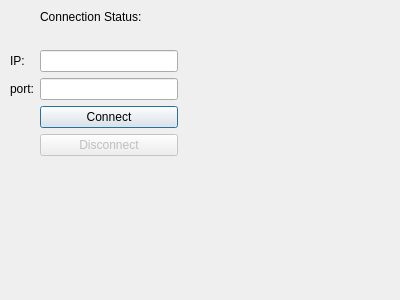
First picture: the form in clientwindow.ui, repository AdrianOstrowski/Mini_Scada, before the edit.
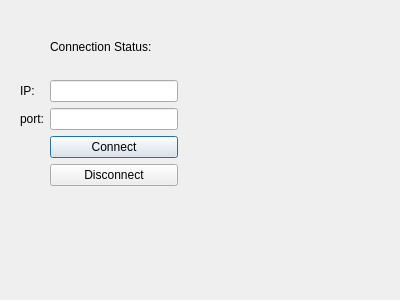
Second picture: the form after the edit.

Diff of the .ui file:
```diff
--- a/clientwindow.ui
+++ b/clientwindow.ui
@@ -16,64 +16,68 @@
   <widget class="QWidget" name="formLayoutWidget">
    <property name="geometry">
     <rect>
-     <x>10</x>
-     <y>10</y>
-     <width>168</width>
-     <height>166</height>
+     <x>20</x>
+     <y>40</y>
+     <width>158</width>
+     <height>160</height>
     </rect>
    </property>
    <layout class="QFormLayout" name="formLayout">
-    <item row="1" column="1">
+    <item row="0" column="0">
+     <widget class="QLabel" name="label_4">
+      <property name="text">
+       <string/>
+      </property>
+     </widget>
+    </item>
+    <item row="2" column="0">
      <widget class="QLabel" name="label">
       <property name="text">
-       <string>Connection Status:</string>
+       <string>IP:</string>
       </property>
      </widget>
     </item>
+    <item row="2" column="1">
+     <widget class="QLineEdit" name="ipTextToConnect"/>
+    </item>
     <item row="3" column="0">
      <widget class="QLabel" name="label_2">
       <property name="text">
-       <string>IP:</string>
-      </property>
-     </widget>
-    </item>
-    <item row="3" column="1">
-     <widget class="QLineEdit" name="ipText"/>
-    </item>
-    <item row="4" column="0">
-     <widget class="QLabel" name="label_3">
-      <property name="text">
        <string>port:</string>
       </property>
      </widget>
     </item>
+    <item row="3" column="1">
+     <widget class="QLineEdit" name="portTextToConnect"/>
+    </item>
     <item row="4" column="1">
-     <widget class="QLineEdit" name="portText"/>
-    </item>
-    <item row="5" column="1">
-     <widget class="QPushButton" name="connect">
+     <widget class="QPushButton" name="clientConnectButton">
       <property name="text">
        <string>Connect</string>
       </property>
      </widget>
     </item>
-    <item row="2" column="1">
-     <widget class="QLabel" name="connection_status">
-      <property name="text">
-       <string/>
-      </property>
-     </widget>
-    </item>
-    <item row="6" column="1">
-     <widget class="QPushButton" name="disconnect">
-      <property name="enabled">
-       <bool>false</bool>
-      </property>
+    <item row="5" column="1">
+     <widget class="QPushButton" name="clientDisconnectButton">
       <property name="text">
        <string>Disconnect</string>
       </property>
      </widget>
     </item>
+    <item row="0" column="1">
+     <widget class="QLabel" name="label_3">
+      <property name="text">
+       <string>Connection Status:</string>
+      </property>
+     </widget>
+    </item>
+    <item row="1" column="1">
+     <widget class="QLabel" name="connectionStatusLabel">
+      <property name="text">
+       <string/>
+      </property>
+     </widget>
+    </item>
    </layout>
   </widget>
  </widget>
```
Left out of the diff: 2 changed lines with no effect on the pictures.
